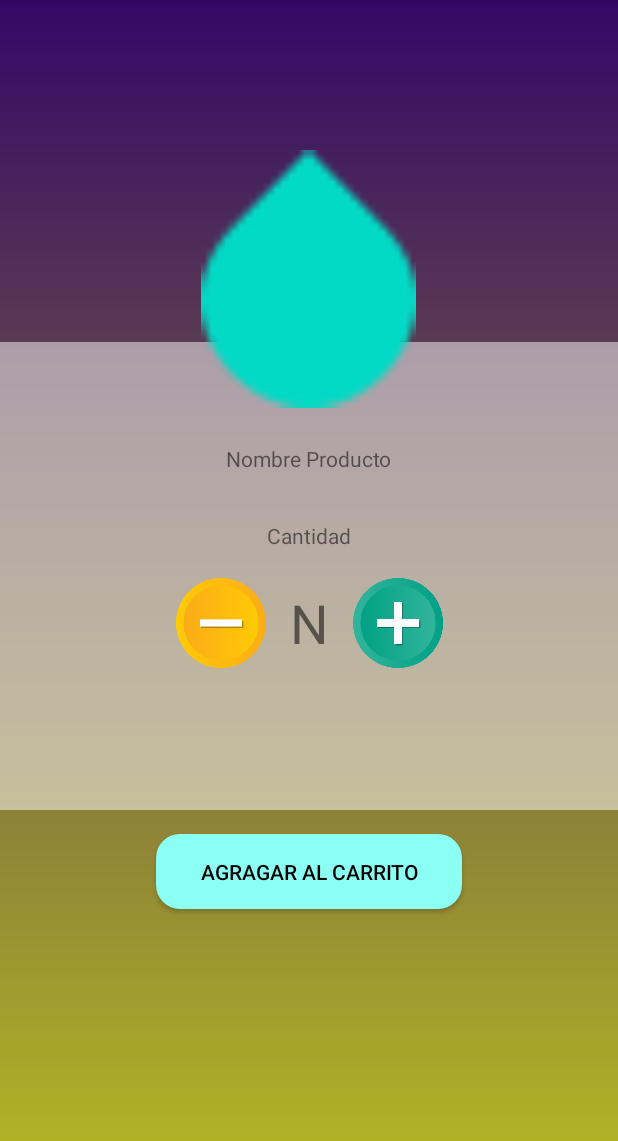
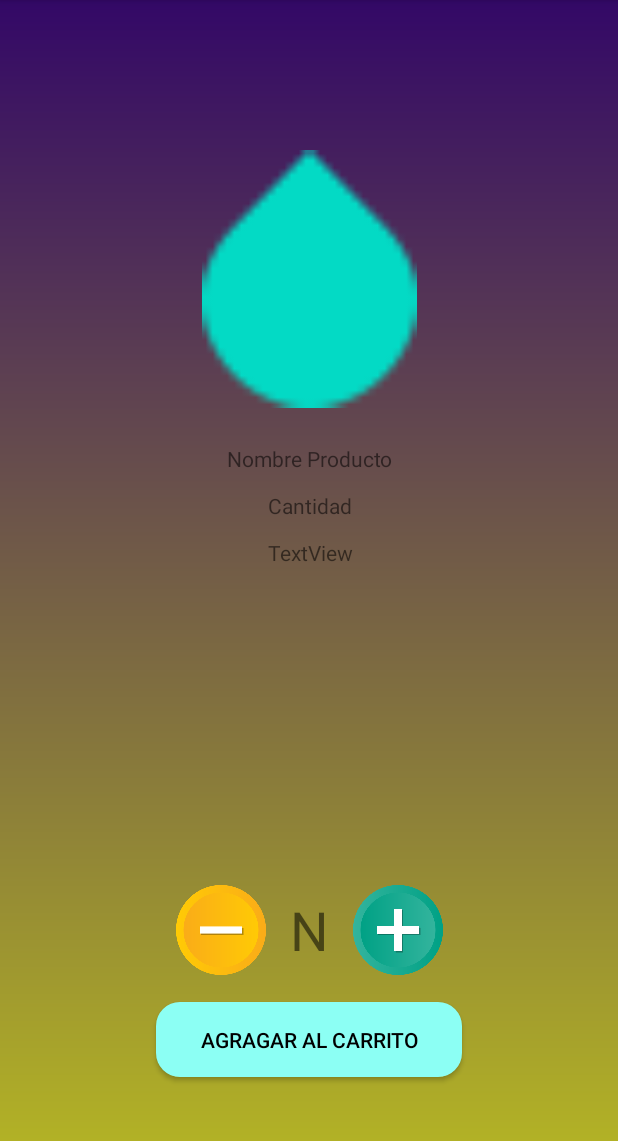
Before and after one commit to Bayola/VengApp-Veci, an Android app: the DetalleProducto screen opened directly, with no data from a screen before it, on a phone screen of 412 x 824 dp, the part 84-1225 px from its top. Run offline under Robolectric (Android 15) with nearby library versions, the phone set to English and light mode, and no system bars; 1 statement that could not run was skipped.

Commit message:
Nicolas Inchiglema

```diff
--- a/app/src/main/java/com/luceromichael/vengappveci/DetalleProducto.kt
+++ b/app/src/main/java/com/luceromichael/vengappveci/DetalleProducto.kt
@@ -2,6 +2,7 @@ package com.luceromichael.vengappveci
 
 import androidx.appcompat.app.AppCompatActivity
 import android.os.Bundle
+import android.widget.TextView
 
 class DetalleProducto : AppCompatActivity() {
     override fun onCreate(savedInstanceState: Bundle?) {
@@ -15,6 +16,11 @@ class DetalleProducto : AppCompatActivity() {
             intent.getStringExtra("detail").toString()
         )
 
+        var nombre = findViewById<TextView>(R.id.textViewNombreP)
+        var precio = findViewById<TextView>(R.id.textViewPrecioP)
+        var detalle = findViewById<TextView>(R.id.textViewNombreP)
+        var cantidad = findViewById<TextView>(R.id.textViewNombreP)
+
 
     }
 }
--- a/app/src/main/java/com/luceromichael/vengappveci/ListProdInPedAdapter.kt
+++ b/app/src/main/java/com/luceromichael/vengappveci/ListProdInPedAdapter.kt
@@ -12,8 +12,8 @@ class ListProdInPedAdapter (private val context: Activity, private val detallesP
         val rowView = inflater.inflate(R.layout.lista_productos_in_pedido, null, true)
 
         val textViewName = rowView.findViewById<TextView>(R.id.textViewNombre)
-        val textViewCantidad = rowView.findViewById<TextView>(R.id.textViewCantidad)
-        val textViewPrecio = rowView.findViewById<TextView>(R.id.textViewPrecio)
+        val textViewCantidad = rowView.findViewById<TextView>(R.id.textViewPrecioP)
+        val textViewPrecio = rowView.findViewById<TextView>(R.id.textViewPrecioP)
         val textViewSubtotal = rowView.findViewById<TextView>(R.id.textViewSubtotal)
         textViewName.text = "${detallesPedido[position].producto.name}"
         textViewCantidad.text = "${detallesPedido[position].cant}"
--- a/app/src/main/res/layout/activity_detalle_producto.xml
+++ b/app/src/main/res/layout/activity_detalle_producto.xml
@@ -6,17 +6,6 @@
     android:layout_height="match_parent"
     android:background="@drawable/fondogradiente"
     tools:context=".DetalleProducto">
-
-    <ImageView
-        android:id="@+id/imageView13"
-        android:layout_width="0dp"
-        android:layout_height="312dp"
-        app:layout_constraintBottom_toBottomOf="parent"
-        app:layout_constraintEnd_toEndOf="parent"
-        app:layout_constraintHorizontal_bias="0.0"
-        app:layout_constraintStart_toStartOf="parent"
-        app:layout_constraintTop_toTopOf="parent"
-        app:srcCompat="@android:drawable/screen_background_light_transparent" />
 
     <ImageView
         android:id="@+id/imageView17"
@@ -44,17 +33,16 @@
         android:layout_height="172dp"
         android:layout_marginTop="100dp"
         android:contentDescription="@string/imageViewProductoDetalleProducto"
-        app:layout_constraintEnd_toEndOf="@+id/imageView13"
-        app:layout_constraintHorizontal_bias="0.497"
-        app:layout_constraintStart_toStartOf="@+id/imageView13"
+        app:layout_constraintEnd_toEndOf="parent"
+        app:layout_constraintStart_toStartOf="parent"
         app:layout_constraintTop_toTopOf="parent"
         app:srcCompat="?android:attr/textSelectHandle" />
 
     <TextView
-        android:id="@+id/textViewCantidad"
+        android:id="@+id/textViewPrecioP"
         android:layout_width="wrap_content"
         android:layout_height="wrap_content"
-        android:layout_marginTop="32dp"
+        android:layout_marginTop="12dp"
         android:text="@string/textViewCantidad"
         app:layout_constraintEnd_toEndOf="@+id/textViewNombreP"
         app:layout_constraintStart_toStartOf="@+id/textViewNombreP"
@@ -64,24 +52,24 @@
         android:id="@+id/buttonAgregar"
         android:layout_width="204dp"
         android:layout_height="50dp"
-        android:layout_marginTop="16dp"
+        android:layout_marginBottom="50dp"
         android:background="@drawable/bordesboton"
         android:text="@string/buttonAgregar"
         android:textColor="#000000"
+        app:layout_constraintBottom_toBottomOf="parent"
         app:layout_constraintEnd_toEndOf="parent"
-        app:layout_constraintStart_toStartOf="@+id/imageView13"
-        app:layout_constraintTop_toBottomOf="@+id/imageView13" />
+        app:layout_constraintStart_toStartOf="parent" />
 
     <TextView
         android:id="@+id/textViewNumeroP"
         android:layout_width="wrap_content"
         android:layout_height="wrap_content"
-        android:layout_marginTop="24dp"
+        android:layout_marginBottom="24dp"
         android:text="@string/textViewNumeroP"
         android:textSize="36sp"
-        app:layout_constraintEnd_toEndOf="@+id/textViewCantidad"
-        app:layout_constraintStart_toStartOf="@+id/textViewCantidad"
-        app:layout_constraintTop_toBottomOf="@+id/textViewCantidad" />
+        app:layout_constraintBottom_toTopOf="@+id/buttonAgregar"
+        app:layout_constraintEnd_toEndOf="@+id/buttonAgregar"
+        app:layout_constraintStart_toStartOf="@+id/buttonAgregar" />
 
     <ImageView
         android:id="@+id/imageView15"
@@ -92,4 +80,14 @@
         app:layout_constraintStart_toEndOf="@+id/textViewNumeroP"
         app:layout_constraintTop_toTopOf="@+id/textViewNumeroP"
         app:srcCompat="@drawable/addicon" />
+
+    <TextView
+        android:id="@+id/textView"
+        android:layout_width="wrap_content"
+        android:layout_height="wrap_content"
+        android:layout_marginTop="12dp"
+        android:text="TextView"
+        app:layout_constraintEnd_toEndOf="@+id/textViewPrecioP"
+        app:layout_constraintStart_toStartOf="@+id/textViewPrecioP"
+        app:layout_constraintTop_toBottomOf="@+id/textViewPrecioP" />
 </androidx.constraintlayout.widget.ConstraintLayout>
--- a/app/src/main/res/layout/lista_productos_in_pedido.xml
+++ b/app/src/main/res/layout/lista_productos_in_pedido.xml
@@ -16,7 +16,7 @@
         app:layout_constraintTop_toTopOf="parent" />
 
     <TextView
-        android:id="@+id/textViewCantidad"
+        android:id="@+id/textViewPrecioP"
         android:layout_width="80dp"
         android:layout_height="wrap_content"
         android:layout_marginStart="80dp"
@@ -25,11 +25,11 @@
         app:layout_constraintTop_toTopOf="parent" />
 
     <TextView
-        android:id="@+id/textViewPrecio"
+        android:id="@+id/textViewPrecioP"
         android:layout_width="80dp"
         android:layout_height="wrap_content"
         android:text="PRECIO"
-        app:layout_constraintStart_toEndOf="@+id/textViewCantidad"
+        app:layout_constraintStart_toEndOf="@+id/textViewPrecioP"
         app:layout_constraintTop_toTopOf="parent" />
 
     <TextView
@@ -37,7 +37,7 @@
         android:layout_width="94dp"
         android:layout_height="wrap_content"
         android:text="SUBTOTAL"
-        app:layout_constraintStart_toEndOf="@+id/textViewPrecio"
+        app:layout_constraintStart_toEndOf="@+id/textViewPrecioP"
         app:layout_constraintTop_toTopOf="parent" />
 
 </androidx.constraintlayout.widget.ConstraintLayout>
```
